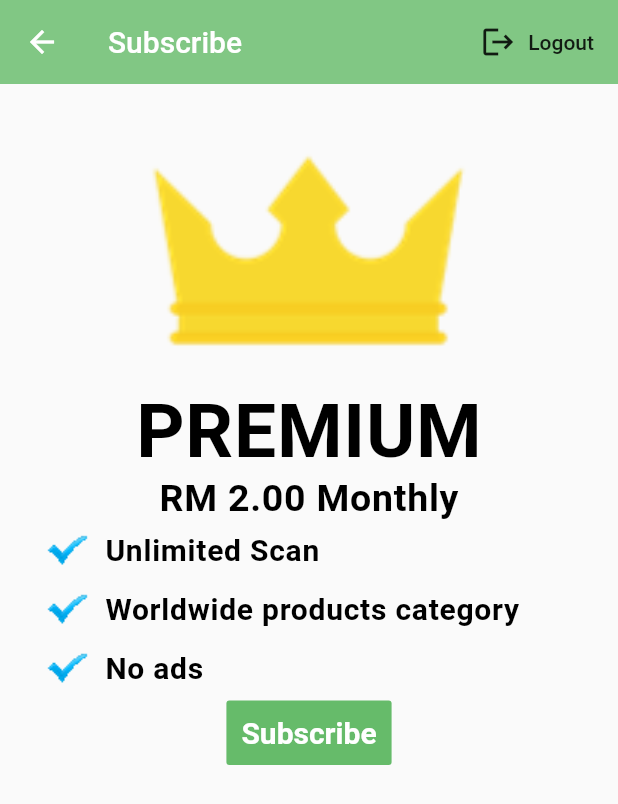
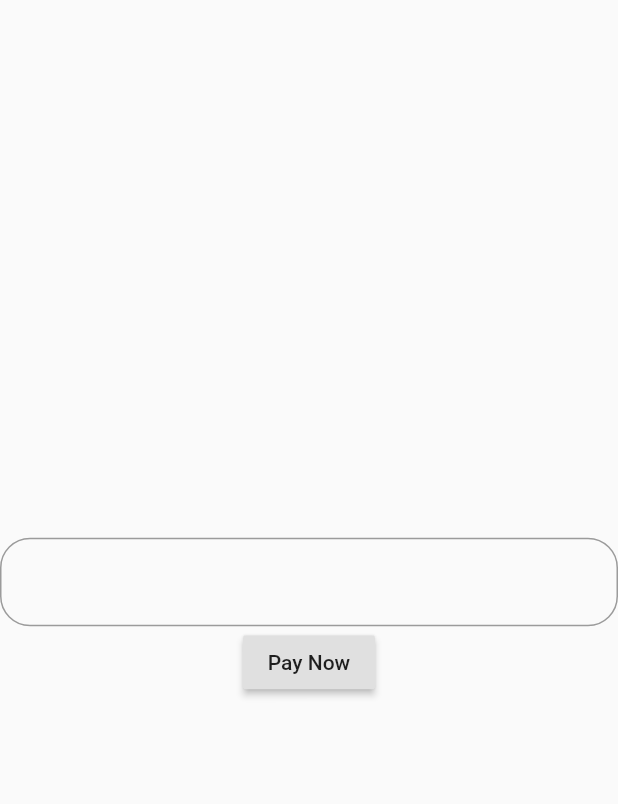
Before and after one commit to aimihelwany/halal_scanner, a Flutter app: the Subscribe screen opened directly, after a tap on "Subscribe", on a phone screen of 412 x 824 dp. Shown: the top 804 px of the screen. Run offline on Flutter 3.47's test engine with Material 2 defaults, Android fonts, the phone set to English and light mode, and no system bars; our stand-ins replace cloud_firestore, firebase_auth, flutter_speed_dial, flutter_spinkit; missing offline and left inert: flutter_barcode_scanner, razorpay_flutter; accounts and stored records are empty.

Commit message:
7th commit

```diff
--- a/lib/dashboard.dart
+++ b/lib/dashboard.dart
@@ -49,7 +49,7 @@
     DocumentSnapshot variable = await productsRef.document('bgIdZBl0BK3Y0hIvutzr').get();
     setState(() => this.bc = variable['barcode']);
 
-    DocumentSnapshot variable2 = await productsRef.document('245Lg5RUboIY06vsCU0W').get();
+    DocumentSnapshot variable2 = await productsRef.document('Wa1OLq1Iqse5AY6dKtb5').get();
     setState(() => this.bc2 = variable2['barcode']);
 
   }
--- a/lib/nonhalal.dart
+++ b/lib/nonhalal.dart
@@ -4,7 +4,6 @@
 class NonHalalResult extends StatelessWidget {
 
   final AuthService _auth = AuthService();
-
   @override
   Widget build(BuildContext context) {
     return Scaffold(
--- /dev/null
+++ b/lib/payment.dart
@@ -0,0 +1,98 @@
+import 'package:flutter/material.dart';
+import 'package:flutter/services.dart';
+import 'package:razorpay_flutter/razorpay_flutter.dart';
+
+class Payment extends StatelessWidget {
+  @override
+  Widget build(BuildContext context) {
+    return MaterialApp(
+      home: Scaffold(
+        body: Pay(),
+      ),
+    );
+  }
+}
+
+class Pay extends StatefulWidget {
+  @override
+  _PayState createState() => _PayState();
+}
+
+class _PayState extends State<Pay> {
+
+  TextEditingController _controller = TextEditingController();
+  Razorpay _razorpay;
+
+  @override
+  void initState() {
+    _razorpay=Razorpay();
+    super.initState();
+    _razorpay.on(Razorpay.EVENT_PAYMENT_SUCCESS, _handlePaymentSuccess);
+    _razorpay.on(Razorpay.EVENT_PAYMENT_ERROR, _handlePaymentError);
+    _razorpay.on(Razorpay.EVENT_EXTERNAL_WALLET, _handleExternalWallet);
+  }
+
+  @override
+  Widget build(BuildContext context) {
+    return Center(
+      child: SingleChildScrollView(
+        child: Column(
+          children: <Widget>[
+            TextField(
+              controller: _controller,
+              decoration: InputDecoration(
+                border: OutlineInputBorder(
+                  borderRadius: BorderRadius.circular(20),
+                  borderSide: BorderSide(
+                    width: 5,
+                    color: Colors.tealAccent,
+                  )
+                )
+              ),
+            ),
+            RaisedButton(
+              onPressed: () {
+                openCheckout();
+              },
+              child: Text('Pay Now')
+            )
+          ],
+        ),
+      ),
+    );
+  }
+  void openCheckout() async {
+    var options = {
+      'key': 'rzp_test_0gTJtpLf7I1epI',
+      'amount': (double.parse(_controller.text)*100.roundToDouble()).toString(),
+      'name': 'Halal Scanner',
+      'description': 'Trial App',
+      'image' : 'https://firebasestorage.googleapis.com/v0/b/mytestApp.appspot.com/o/images%2FpZm8daajsIS4LvqBYTiWiuLIgmE2?alt=media&token=3kuli4cd-dc45-7845-b87d-5c4acc7da3c2',
+      'prefill': {'contact': '', 'email': ''},
+      'external': {
+        'wallets': ['paytm']
+      }
+    };
+
+    try {
+      _razorpay.open(options);
+    } catch (e) {
+      debugPrint(e);
+    }
+  }
+
+  void _handlePaymentSuccess(PaymentSuccessResponse response) {
+    Scaffold.of(context).showSnackBar(SnackBar(content: Text("SUCCESS: " + response.paymentId)));
+
+  }
+
+  void _handlePaymentError(PaymentFailureResponse response) {
+    Scaffold.of(context).showSnackBar(SnackBar(content: Text("ERROR: " + response.code.toString() + " - " + response.message)));
+
+  }
+
+  void _handleExternalWallet(ExternalWalletResponse response) {
+    Scaffold.of(context).showSnackBar(SnackBar(content: Text("EXTERNAL_WALLET: " + response.walletName)));
+
+  }
+}
--- a/lib/result.dart
+++ b/lib/result.dart
@@ -4,7 +4,6 @@
 class HalalResult extends StatelessWidget {
 
   final AuthService _auth = AuthService();
-
   @override
   Widget build(BuildContext context) {
     return Scaffold(
--- a/lib/subscribe.dart
+++ b/lib/subscribe.dart
@@ -1,6 +1,6 @@
 import 'package:flutter/material.dart';
 import 'package:halal_scanner/auth.dart';
-//import 'package:halal_scanner/result.dart';
+import 'package:halal_scanner/payment.dart';
 
 class Subscribe extends StatelessWidget {
 
@@ -129,12 +129,12 @@
                   padding: EdgeInsets.all(10.0),
                   color: Colors.green[400],
                   onPressed: () {
-//                    Navigator.push(
-//                      context,
-//                        MaterialPageRoute(
-//                          builder: (context) => HalalResult(),
-//                        ),
-//                      );
+                    Navigator.push(
+                      context,
+                        MaterialPageRoute(
+                          builder: (context) => Payment(),
+                        ),
+                      );
                     },
                   child: Text('Subscribe',
                     style: TextStyle(
--- a/pubspec.yaml
+++ b/pubspec.yaml
@@ -35,6 +35,7 @@
   flutter_spinkit: ^4.0.0
   flutter_speed_dial: ^1.2.5
   flutter_barcode_scanner: ^1.0.2
+  razorpay_flutter: ^1.1.1
 
 dev_dependencies:
   flutter_test:
```
Also changed, not shown: pubspec.lock.
